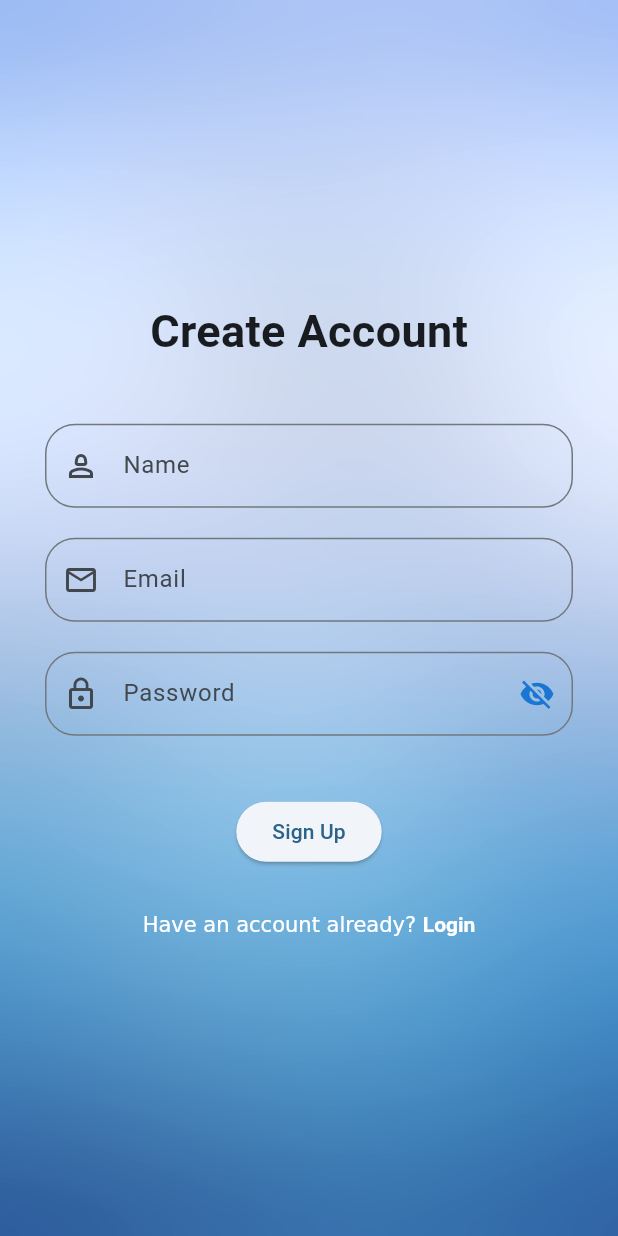
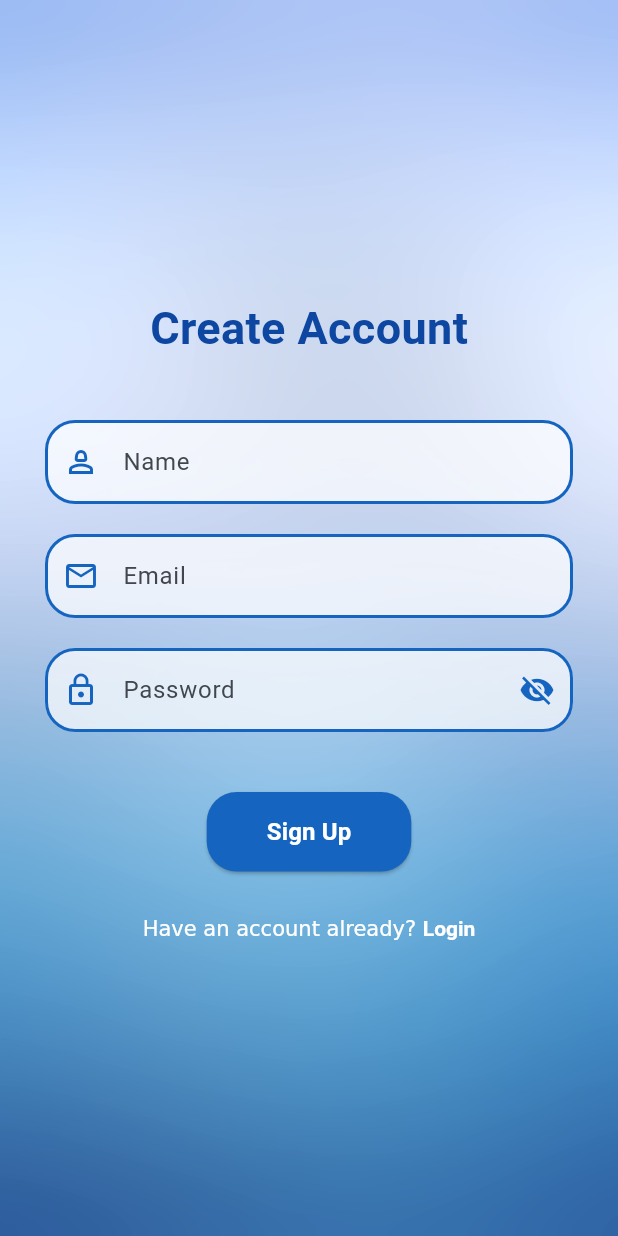
Before and after one commit to Makari0us/swim_z, a Flutter app: the SignUpPage screen opened directly, on a phone screen of 412 x 824 dp. Run offline on Flutter 3.47's test engine with Material 2 defaults, Android fonts, the light colour scheme and no system bars; our stand-ins replace audioplayers, cloud_firestore, firebase_auth, firebase_core, firebase_storage, google_maps_flutter and 2 more; accounts and stored records are empty; statements that could not run were skipped.

Commit message:
Updated UI Design of Login/Signup

```diff
--- a/lib/auth/signup_page.dart
+++ b/lib/auth/signup_page.dart
@@ -99,20 +99,37 @@
               style: TextStyle(
                 fontSize: 30,
                 fontWeight: FontWeight.bold,
-                // color: Colors.white,
+                color: Colors.blue[900],
               ),
             ),
             SizedBox(height: 40.0),
             TextField(
               controller: _nameController,
               decoration: InputDecoration(
-                labelText: 'Name',
-                prefixIcon: Icon(Icons.person_2_outlined),
-                border: OutlineInputBorder(
+                hintText: 'Name',
+                filled: true,
+                fillColor: Colors.white.withOpacity(0.7),
+                prefixIcon: Icon(
+                  Icons.person_2_outlined,
+                  color: Colors.blue[800],
+                ),
+                enabledBorder: OutlineInputBorder(
                   borderRadius: BorderRadius.all(
                     Radius.circular(20.0),
                   ),
-                  borderSide: BorderSide(width: 50.0),
+                  borderSide: BorderSide(
+                    color: Colors.blue[800]!,
+                    width: 2.0,
+                  ),
+                ),
+                focusedBorder: OutlineInputBorder(
+                  borderRadius: BorderRadius.all(
+                    Radius.circular(20.0),
+                  ),
+                  borderSide: BorderSide(
+                    color: Colors.blue[800]!,
+                    width: 3.0,
+                  ),
                 ),
               ),
             ),
@@ -120,13 +137,30 @@
             TextField(
               controller: _emailController,
               decoration: InputDecoration(
-                labelText: 'Email',
-                prefixIcon: Icon(Icons.email_outlined),
-                border: OutlineInputBorder(
+                hintText: 'Email',
+                filled: true,
+                fillColor: Colors.white.withOpacity(0.7),
+                prefixIcon: Icon(
+                  Icons.email_outlined,
+                  color: Colors.blue[800],
+                ),
+                enabledBorder: OutlineInputBorder(
                   borderRadius: BorderRadius.all(
                     Radius.circular(20.0),
                   ),
-                  borderSide: BorderSide(width: 50.0),
+                  borderSide: BorderSide(
+                    color: Colors.blue[800]!,
+                    width: 2.0,
+                  ),
+                ),
+                focusedBorder: OutlineInputBorder(
+                  borderRadius: BorderRadius.all(
+                    Radius.circular(20.0),
+                  ),
+                  borderSide: BorderSide(
+                    color: Colors.blue[800]!,
+                    width: 3.0,
+                  ),
                 ),
               ),
             ),
@@ -134,14 +168,19 @@
             TextField(
               controller: _passwordController,
               decoration: InputDecoration(
-                labelText: 'Password',
-                prefixIcon: Icon(Icons.lock_outline),
+                hintText: 'Password',
+                filled: true,
+                fillColor: Colors.white.withOpacity(0.7),
+                prefixIcon: Icon(
+                  Icons.lock_outline,
+                  color: Colors.blue[800],
+                ),
                 suffixIcon: IconButton(
                   icon: Icon(
                     _passwordInvisible
                         ? Icons.visibility_off
                         : Icons.visibility,
-                    color: Theme.of(context).primaryColorDark,
+                    color: Colors.blue[800],
                   ),
                   onPressed: () {
                     setState(() {
@@ -149,9 +188,22 @@
                     });
                   },
                 ),
-                border: OutlineInputBorder(
+                enabledBorder: OutlineInputBorder(
                   borderRadius: BorderRadius.all(
                     Radius.circular(20.0),
+                  ),
+                  borderSide: BorderSide(
+                    color: Colors.blue[800]!,
+                    width: 2.0,
+                  ),
+                ),
+                focusedBorder: OutlineInputBorder(
+                  borderRadius: BorderRadius.all(
+                    Radius.circular(20.0),
+                  ),
+                  borderSide: BorderSide(
+                    color: Colors.blue[800]!,
+                    width: 3.0,
                   ),
                 ),
               ),
@@ -160,7 +212,21 @@
             SizedBox(height: 40.0),
             ElevatedButton(
               onPressed: _registerAccount,
-              child: Text('Sign Up'),
+              style: ElevatedButton.styleFrom(
+                primary: Colors.blue[800],
+                shape: RoundedRectangleBorder(
+                  borderRadius: BorderRadius.circular(20.0),
+                ),
+                padding: EdgeInsets.symmetric(horizontal: 40.0, vertical: 15.0),
+              ),
+              child: Text(
+                'Sign Up',
+                style: TextStyle(
+                  fontSize: 16.0,
+                  fontWeight: FontWeight.bold,
+                  color: Colors.white,
+                ),
+              ),
             ),
             SizedBox(height: 30.0),
             RichText(
--- a/lib/pages/assistant_page.dart
+++ b/lib/pages/assistant_page.dart
@@ -14,7 +14,7 @@
   List<String> _chatHistory = [];
 
   Future<String> _getChatResponse(String input) async {
-    final apiKey = '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';
+    final apiKey = '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';
     final model = 'gpt-3.5-turbo';
     final apiEndpoint = 'https://api.openai.com/v1/chat/completions';
 
```
Also changed, not shown: lib/auth/login_page.dart (+64 -15 lines).
